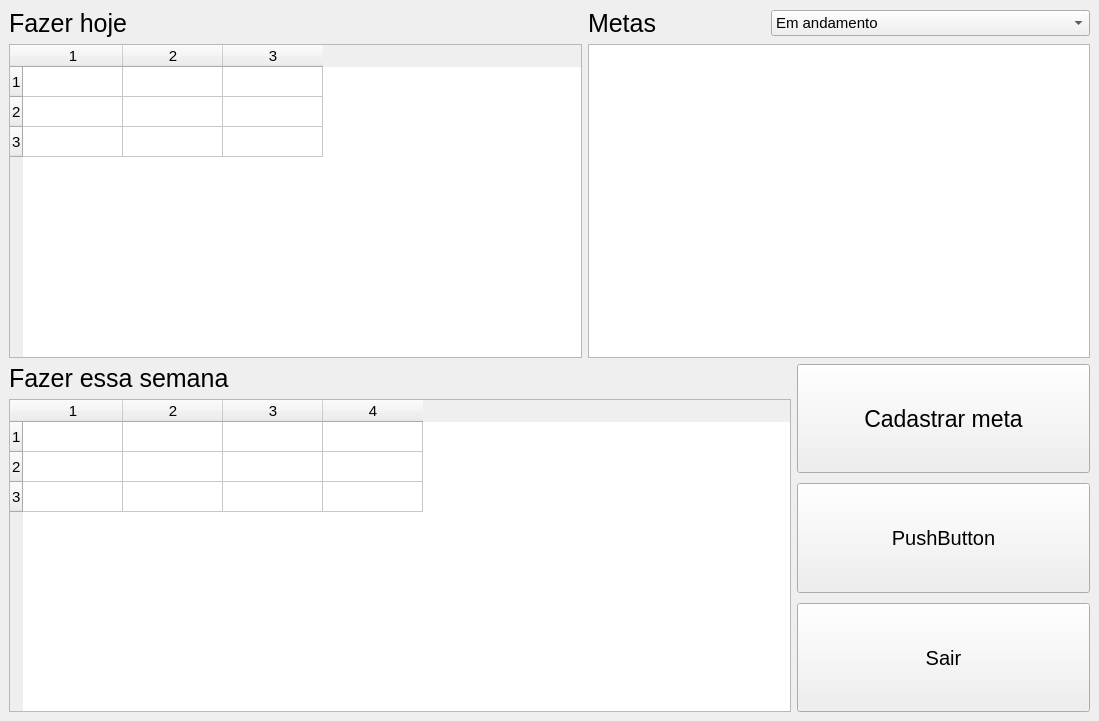
This is telas/principal.ui in lucasHashi/Organizador-Metas as Qt 5 draws it before an edit. The edited form follows.
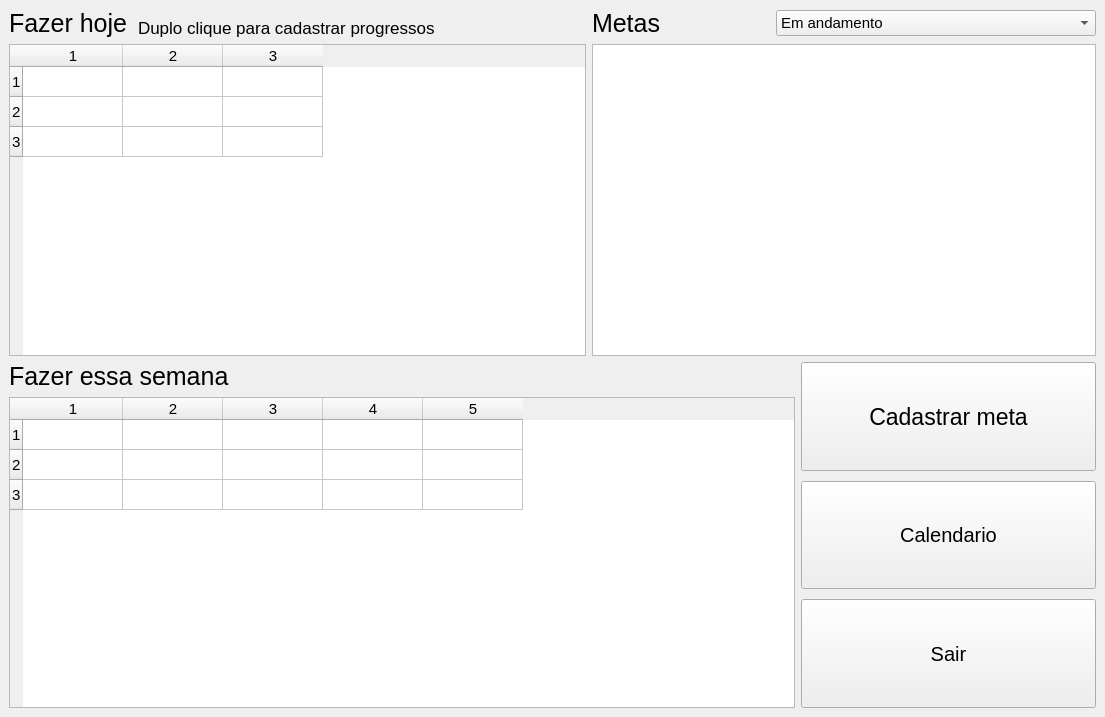
This is the edited form.

```diff
--- a/telas/principal.ui
+++ b/telas/principal.ui
@@ -6,8 +6,8 @@
    <rect>
     <x>0</x>
     <y>0</y>
-    <width>1099</width>
-    <height>721</height>
+    <width>1105</width>
+    <height>717</height>
    </rect>
   </property>
   <property name="windowTitle">
@@ -20,7 +20,18 @@
       <item>
        <layout class="QVBoxLayout" name="verticalLayout">
         <item>
-         <widget class="QLabel" name="label_3">
+         <layout class="QHBoxLayout" name="horizontalLayout_4" stretch="1,3">
+          <property name="spacing">
+           <number>10</number>
+          </property>
+          <item>
+           <widget class="QLabel" name="lbl_fazer_hoje">
+            <property name="sizePolicy">
+             <sizepolicy hsizetype="Maximum" vsizetype="Preferred">
+              <horstretch>0</horstretch>
+              <verstretch>0</verstretch>
+             </sizepolicy>
+            </property>
           <property name="font">
            <font>
             <pointsize>19</pointsize>
@@ -32,7 +43,24 @@
          </widget>
         </item>
         <item>
-         <widget class="QTableWidget" name="tableWidget">
+           <widget class="QLabel" name="lbl_teste">
+            <property name="font">
+             <font>
+              <pointsize>13</pointsize>
+             </font>
+            </property>
+            <property name="text">
+             <string>Duplo clique para cadastrar progressos</string>
+            </property>
+            <property name="alignment">
+             <set>Qt::AlignBottom|Qt::AlignLeading|Qt::AlignLeft</set>
+            </property>
+           </widget>
+          </item>
+         </layout>
+        </item>
+        <item>
+         <widget class="QTableWidget" name="tb_fazer_hoje">
           <property name="font">
            <font>
             <pointsize>11</pointsize>
@@ -142,7 +170,7 @@
            <number>3</number>
           </property>
           <property name="columnCount">
-           <number>4</number>
+           <number>5</number>
           </property>
           <row/>
           <row/>
@@ -151,6 +179,7 @@
           <column/>
           <column/>
           <column/>
+          <column/>
          </widget>
         </item>
        </layout>
@@ -192,7 +221,7 @@
            </font>
           </property>
           <property name="text">
-           <string>PushButton</string>
+           <string>Calendario</string>
           </property>
          </widget>
         </item>
```
Left out of the diff: 8 changed lines with no effect on the pictures. Lines whose indentation alone changed are shown as unchanged.
